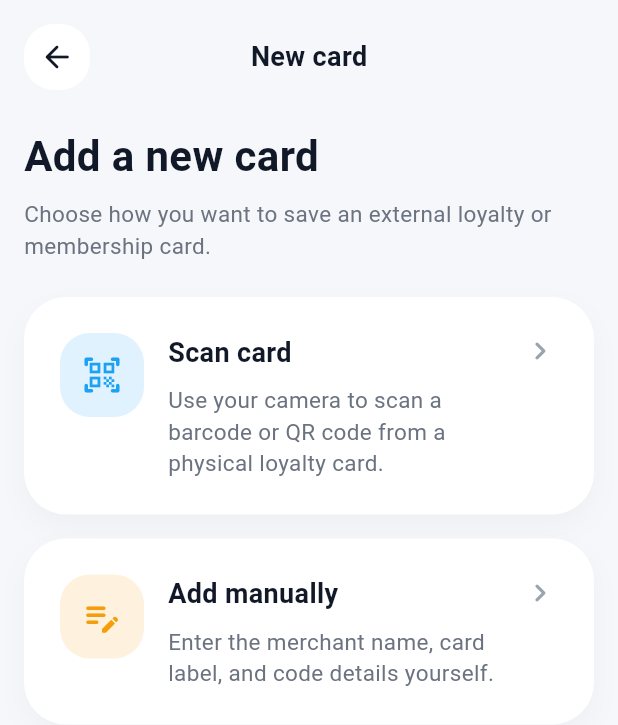
After one commit to ogabor82/perkpocket-mobile, a Flutter app: the screen it shows after launch, item 2 of the bottom bar chosen, after a tap on "Add a new card", on a phone screen of 412 x 824 dp. The commit adds this screen. Shown: the top 725 px of the screen. Run offline on Flutter 3.47's test engine with Material 3 defaults, Android fonts, the phone set to English and light mode, and no system bars.

Commit message:
add external card entry screen

```diff
--- /dev/null
+++ b/lib/screens/add_card_screen.dart
@@ -0,0 +1,195 @@
+import 'package:flutter/material.dart';
+import '../theme/app_colors.dart';
+import '../theme/app_radius.dart';
+import '../theme/app_spacing.dart';
+import '../theme/app_text_styles.dart';
+
+class AddCardScreen extends StatelessWidget {
+  const AddCardScreen({super.key});
+
+  @override
+  Widget build(BuildContext context) {
+    return Scaffold(
+      body: SafeArea(
+        child: SingleChildScrollView(
+          padding: const EdgeInsets.all(AppSpacing.lg),
+          child: Column(
+            crossAxisAlignment: CrossAxisAlignment.start,
+            children: [
+              const _TopBar(),
+              const SizedBox(height: AppSpacing.xl),
+              const Text(
+                'Add a new card',
+                style: AppTextStyles.h1,
+              ),
+              const SizedBox(height: AppSpacing.sm),
+              const Text(
+                'Choose how you want to save an external loyalty or membership card.',
+                style: AppTextStyles.bodySecondary,
+              ),
+              const SizedBox(height: AppSpacing.xl),
+              _ActionCard(
+                icon: Icons.qr_code_scanner_rounded,
+                iconBackground: AppColors.primary,
+                title: 'Scan card',
+                subtitle:
+                    'Use your camera to scan a barcode or QR code from a physical loyalty card.',
+                onTap: () {
+                  ScaffoldMessenger.of(context).showSnackBar(
+                    const SnackBar(
+                      content: Text('Scanner screen comes in a later step.'),
+                    ),
+                  );
+                },
+              ),
+              const SizedBox(height: AppSpacing.lg),
+              _ActionCard(
+                icon: Icons.edit_note_rounded,
+                iconBackground: AppColors.warning,
+                title: 'Add manually',
+                subtitle:
+                    'Enter the merchant name, card label, and code details yourself.',
+                onTap: () {
+                  ScaffoldMessenger.of(context).showSnackBar(
+                    const SnackBar(
+                      content: Text('Manual add form comes in the next step.'),
+                    ),
+                  );
+                },
+              ),
+            ],
+          ),
+        ),
+      ),
+    );
+  }
+}
+
+class _TopBar extends StatelessWidget {
+  const _TopBar();
+
+  @override
+  Widget build(BuildContext context) {
+    return Row(
+      children: [
+        _IconButtonBox(
+          icon: Icons.arrow_back_rounded,
+          onTap: () => Navigator.of(context).pop(),
+        ),
+        const Spacer(),
+        const Text(
+          'New card',
+          style: AppTextStyles.title,
+        ),
+        const Spacer(),
+        const SizedBox(width: 44),
+      ],
+    );
+  }
+}
+
+class _IconButtonBox extends StatelessWidget {
+  final IconData icon;
+  final VoidCallback? onTap;
+
+  const _IconButtonBox({
+    required this.icon,
+    this.onTap,
+  });
+
+  @override
+  Widget build(BuildContext context) {
+    return InkWell(
+      borderRadius: BorderRadius.circular(AppRadius.lg),
+      onTap: onTap,
+      child: Ink(
+        width: 44,
+        height: 44,
+        decoration: BoxDecoration(
+          color: AppColors.surface,
+          borderRadius: BorderRadius.circular(AppRadius.lg),
+        ),
+        child: Icon(
+          icon,
+          color: AppColors.textPrimary,
+        ),
+      ),
+    );
+  }
+}
+
+class _ActionCard extends StatelessWidget {
+  final IconData icon;
+  final Color iconBackground;
+  final String title;
+  final String subtitle;
+  final VoidCallback onTap;
+
+  const _ActionCard({
+    required this.icon,
+    required this.iconBackground,
+    required this.title,
+    required this.subtitle,
+    required this.onTap,
+  });
+
+  @override
+  Widget build(BuildContext context) {
+    return InkWell(
+      borderRadius: BorderRadius.circular(AppRadius.xl),
+      onTap: onTap,
+      child: Ink(
+        width: double.infinity,
+        padding: const EdgeInsets.all(AppSpacing.xl),
+        decoration: BoxDecoration(
+          color: AppColors.surface,
+          borderRadius: BorderRadius.circular(AppRadius.xl),
+          boxShadow: [
+            BoxShadow(
+              color: Colors.black.withValues(alpha: 0.03),
+              blurRadius: 16,
+              offset: const Offset(0, 8),
+            ),
+          ],
+        ),
+        child: Row(
+          crossAxisAlignment: CrossAxisAlignment.start,
+          children: [
+            Container(
+              width: 56,
+              height: 56,
+              decoration: BoxDecoration(
+                color: iconBackground.withValues(alpha: 0.14),
+                borderRadius: BorderRadius.circular(AppRadius.lg),
+              ),
+              child: Icon(
+                icon,
+                color: iconBackground,
+                size: 28,
+              ),
+            ),
+            const SizedBox(width: AppSpacing.lg),
+            Expanded(
+              child: Column(
+                crossAxisAlignment: CrossAxisAlignment.start,
+                children: [
+                  Text(title, style: AppTextStyles.title),
+                  const SizedBox(height: AppSpacing.sm),
+                  Text(
+                    subtitle,
+                    style: AppTextStyles.bodySecondary,
+                  ),
+                ],
+              ),
+            ),
+            const SizedBox(width: AppSpacing.md),
+            const Icon(
+              Icons.chevron_right_rounded,
+              color: AppColors.textMuted,
+            ),
+          ],
+        ),
+      ),
+    );
+  }
+}
--- a/lib/screens/app_shell.dart
+++ b/lib/screens/app_shell.dart
@@ -7,6 +7,7 @@ import '../theme/app_text_styles.dart';
 import '../widgets/reward_card.dart';
 import '../widgets/saved_card_list_item.dart';
 import 'home_screen.dart';
+import 'add_card_screen.dart';
 
 class AppShell extends StatefulWidget {
   const AppShell({super.key});
@@ -238,7 +239,16 @@ class _AddCardCallout extends StatelessWidget {
 
   @override
   Widget build(BuildContext context) {
-    return Container(
+    return InkWell(
+      borderRadius: BorderRadius.circular(24),
+      onTap: () {
+        Navigator.of(context).push(
+          MaterialPageRoute(
+            builder: (_) => const AddCardScreen(),
+          ),
+        );
+      },
+      child: Ink(
         width: double.infinity,
         padding: const EdgeInsets.all(AppSpacing.xl),
         decoration: BoxDecoration(
@@ -299,6 +309,7 @@ class _AddCardCallout extends StatelessWidget {
             ),
           ],
         ),
+      ),
     );
   }
 }
```
Lines whose indentation alone changed are shown as unchanged.
